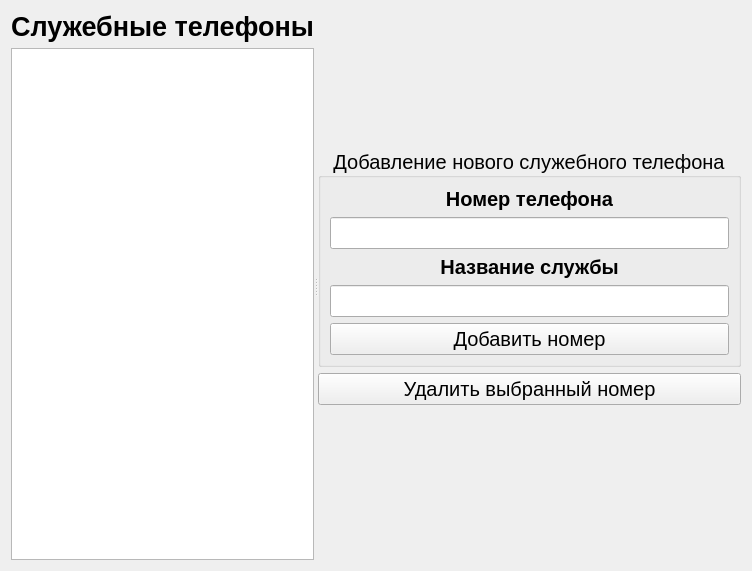
Above: officialtelephones.ui from Yavlados/VKR before the change. Below: the same form after it.
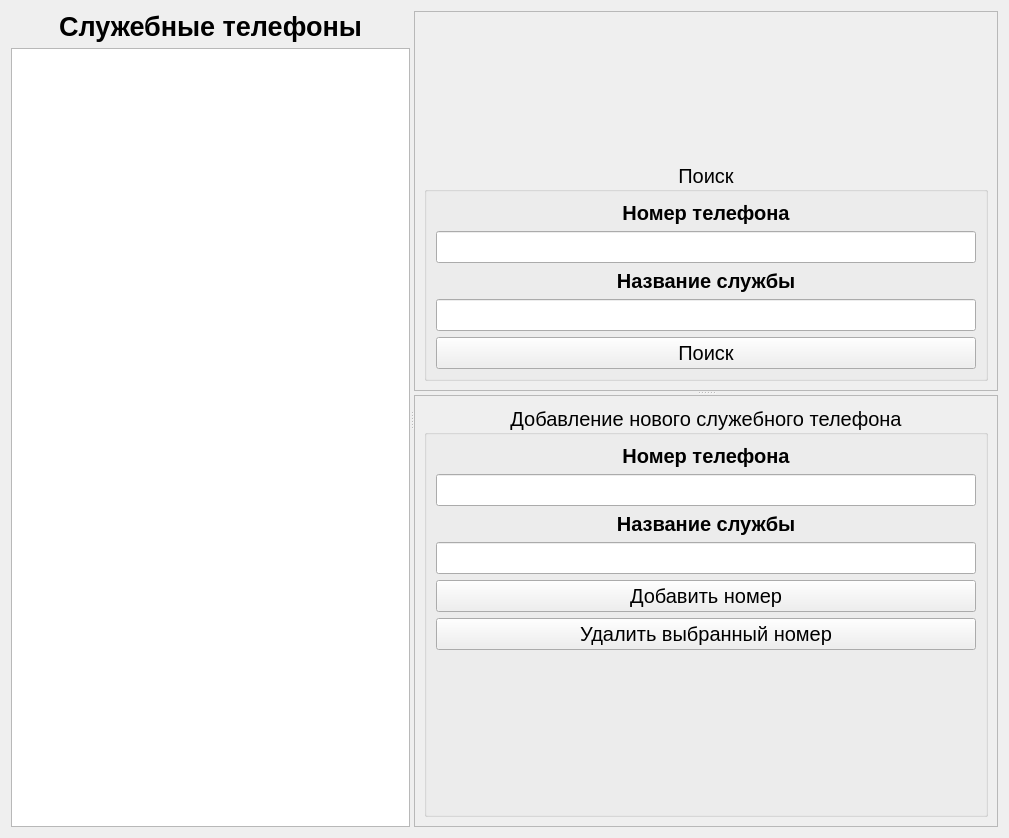
That is the form after the change. Icons and pictures are not drawn.

Diff of the .ui file:
```diff
--- a/officialtelephones.ui
+++ b/officialtelephones.ui
@@ -6,8 +6,8 @@
    <rect>
     <x>0</x>
     <y>0</y>
-    <width>744</width>
-    <height>571</height>
+    <width>1009</width>
+    <height>838</height>
    </rect>
   </property>
   <property name="windowTitle">
@@ -18,11 +18,11 @@
   </property>
   <layout class="QGridLayout" name="gridLayout_2">
    <item row="0" column="0">
-    <widget class="QSplitter" name="splitter">
+    <widget class="QSplitter" name="splitter_2">
      <property name="orientation">
       <enum>Qt::Horizontal</enum>
      </property>
-     <widget class="QWidget" name="">
+     <widget class="QWidget" name="layoutWidget">
       <layout class="QVBoxLayout" name="verticalLayout">
        <item>
         <widget class="QLabel" name="label">
@@ -53,7 +53,7 @@
          <property name="font">
           <font>
            <family>Times New Roman</family>
-           <pointsize>15</pointsize>
+           <pointsize>20</pointsize>
           </font>
          </property>
          <property name="selectionBehavior">
@@ -63,8 +63,24 @@
        </item>
       </layout>
      </widget>
-     <widget class="QWidget" name="">
-      <layout class="QVBoxLayout" name="verticalLayout_2">
+     <widget class="QSplitter" name="splitter">
+      <property name="orientation">
+       <enum>Qt::Vertical</enum>
+      </property>
+      <widget class="QFrame" name="frame">
+       <property name="sizePolicy">
+        <sizepolicy hsizetype="Fixed" vsizetype="Fixed">
+         <horstretch>0</horstretch>
+         <verstretch>0</verstretch>
+        </sizepolicy>
+       </property>
+       <property name="frameShape">
+        <enum>QFrame::StyledPanel</enum>
+       </property>
+       <property name="frameShadow">
+        <enum>QFrame::Raised</enum>
+       </property>
+       <layout class="QVBoxLayout" name="verticalLayout_3">
        <item>
         <spacer name="verticalSpacer">
          <property name="orientation">
@@ -72,12 +88,97 @@
          </property>
          <property name="sizeHint" stdset="0">
           <size>
-           <width>409</width>
-           <height>145</height>
+            <width>20</width>
+            <height>40</height>
           </size>
          </property>
         </spacer>
        </item>
+        <item>
+         <widget class="QGroupBox" name="groupBox_2">
+          <property name="font">
+           <font>
+            <pointsize>15</pointsize>
+           </font>
+          </property>
+          <property name="layoutDirection">
+           <enum>Qt::LeftToRight</enum>
+          </property>
+          <property name="title">
+           <string>Поиск</string>
+          </property>
+          <property name="alignment">
+           <set>Qt::AlignCenter</set>
+          </property>
+          <layout class="QVBoxLayout" name="verticalLayout_2">
+           <item>
+            <widget class="QLabel" name="label_4">
+             <property name="font">
+              <font>
+               <weight>75</weight>
+               <bold>true</bold>
+              </font>
+             </property>
+             <property name="text">
+              <string>Номер телефона</string>
+             </property>
+             <property name="alignment">
+              <set>Qt::AlignCenter</set>
+             </property>
+            </widget>
+           </item>
+           <item>
+            <widget class="QLineEdit" name="le_search_num"/>
+           </item>
+           <item>
+            <widget class="QLabel" name="label_5">
+             <property name="font">
+              <font>
+               <weight>75</weight>
+               <bold>true</bold>
+              </font>
+             </property>
+             <property name="text">
+              <string>Название службы</string>
+             </property>
+             <property name="alignment">
+              <set>Qt::AlignCenter</set>
+             </property>
+            </widget>
+           </item>
+           <item>
+            <widget class="QLineEdit" name="le_search_name"/>
+           </item>
+           <item>
+            <widget class="QPushButton" name="pushButton">
+             <property name="text">
+              <string>Поиск</string>
+             </property>
+             <property name="icon">
+              <iconset resource="resource.qrc">
+               <normaloff>:/new/prefix1/png/001-magnifier.png</normaloff>:/new/prefix1/png/001-magnifier.png</iconset>
+             </property>
+            </widget>
+           </item>
+          </layout>
+         </widget>
+        </item>
+       </layout>
+      </widget>
+      <widget class="QFrame" name="frame_2">
+       <property name="sizePolicy">
+        <sizepolicy hsizetype="Fixed" vsizetype="Preferred">
+         <horstretch>0</horstretch>
+         <verstretch>0</verstretch>
+        </sizepolicy>
+       </property>
+       <property name="frameShape">
+        <enum>QFrame::StyledPanel</enum>
+       </property>
+       <property name="frameShadow">
+        <enum>QFrame::Raised</enum>
+       </property>
+       <layout class="QVBoxLayout" name="verticalLayout_4">
        <item>
         <widget class="QGroupBox" name="groupBox">
          <property name="sizePolicy">
@@ -117,43 +218,26 @@
             </property>
            </widget>
           </item>
-          <item row="1" column="0">
-           <widget class="QLineEdit" name="le_set_num"/>
-          </item>
-          <item row="2" column="0">
-           <widget class="QLabel" name="label_3">
-            <property name="font">
-             <font>
-              <weight>75</weight>
-              <bold>true</bold>
-             </font>
-            </property>
-            <property name="text">
-             <string>Название службы</string>
-            </property>
-            <property name="alignment">
-             <set>Qt::AlignCenter</set>
-            </property>
-           </widget>
-          </item>
           <item row="3" column="0">
            <widget class="QLineEdit" name="le_set_name"/>
           </item>
-          <item row="4" column="0">
-           <widget class="QPushButton" name="pb_add">
+           <item row="2" column="0">
+            <widget class="QLabel" name="label_3">
+             <property name="font">
+              <font>
+               <weight>75</weight>
+               <bold>true</bold>
+              </font>
+             </property>
             <property name="text">
-             <string>Добавить номер</string>
-            </property>
-            <property name="icon">
-             <iconset resource="resource.qrc">
-              <normaloff>:/new/prefix1/png/002-add-button-inside-black-circle.png</normaloff>:/new/prefix1/png/002-add-button-inside-black-circle.png</iconset>
+              <string>Название службы</string>
+             </property>
+             <property name="alignment">
+              <set>Qt::AlignCenter</set>
             </property>
            </widget>
           </item>
-         </layout>
-        </widget>
-       </item>
-       <item>
+           <item row="5" column="0">
         <widget class="QPushButton" name="pb_del">
          <property name="sizePolicy">
           <sizepolicy hsizetype="Expanding" vsizetype="Fixed">
@@ -175,7 +259,21 @@
          </property>
         </widget>
        </item>
-       <item>
+           <item row="4" column="0">
+            <widget class="QPushButton" name="pb_add">
+             <property name="text">
+              <string>Добавить номер</string>
+             </property>
+             <property name="icon">
+              <iconset resource="resource.qrc">
+               <normaloff>:/new/prefix1/png/002-add-button-inside-black-circle.png</normaloff>:/new/prefix1/png/002-add-button-inside-black-circle.png</iconset>
+             </property>
+            </widget>
+           </item>
+           <item row="1" column="0">
+            <widget class="QLineEdit" name="le_set_num"/>
+           </item>
+           <item row="6" column="0">
         <spacer name="verticalSpacer_2">
          <property name="orientation">
           <enum>Qt::Vertical</enum>
@@ -183,12 +281,16 @@
          <property name="sizeHint" stdset="0">
           <size>
            <width>20</width>
-           <height>163</height>
+               <height>40</height>
           </size>
          </property>
         </spacer>
        </item>
       </layout>
+         </widget>
+        </item>
+       </layout>
+      </widget>
      </widget>
     </widget>
    </item>
```
Lines whose indentation alone changed are shown as unchanged.
